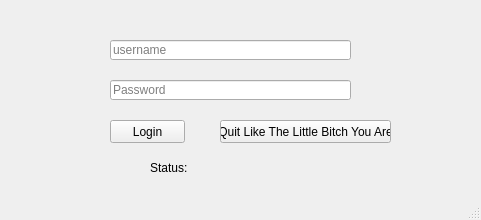
This is YouTube Bot Client/manualreview/UI/login.ui in HA6Bots/Automatic-Youtube-Reddit-Text-To-Speech-Video-Generator-and-Uploader as Qt 5 draws it before an edit. The edited form follows.
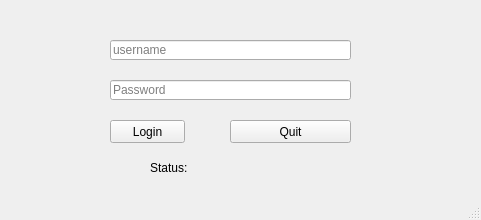
This is the edited form.

Commit message: Cleaned UI and can now edit comments

```diff
--- a/YouTube Bot Client/manualreview/UI/login.ui
+++ b/YouTube Bot Client/manualreview/UI/login.ui
@@ -59,14 +59,14 @@
    <widget class="QPushButton" name="quit">
     <property name="geometry">
      <rect>
-      <x>220</x>
+      <x>230</x>
       <y>120</y>
-      <width>171</width>
+      <width>121</width>
       <height>23</height>
      </rect>
     </property>
     <property name="text">
-     <string>Quit Like The Little Bitch You Are</string>
+     <string>Quit</string>
     </property>
    </widget>
    <widget class="QLabel" name="status">
```
Left out of the diff: 2 changed lines with no effect on the pictures. The commit also changes 7 other files.
